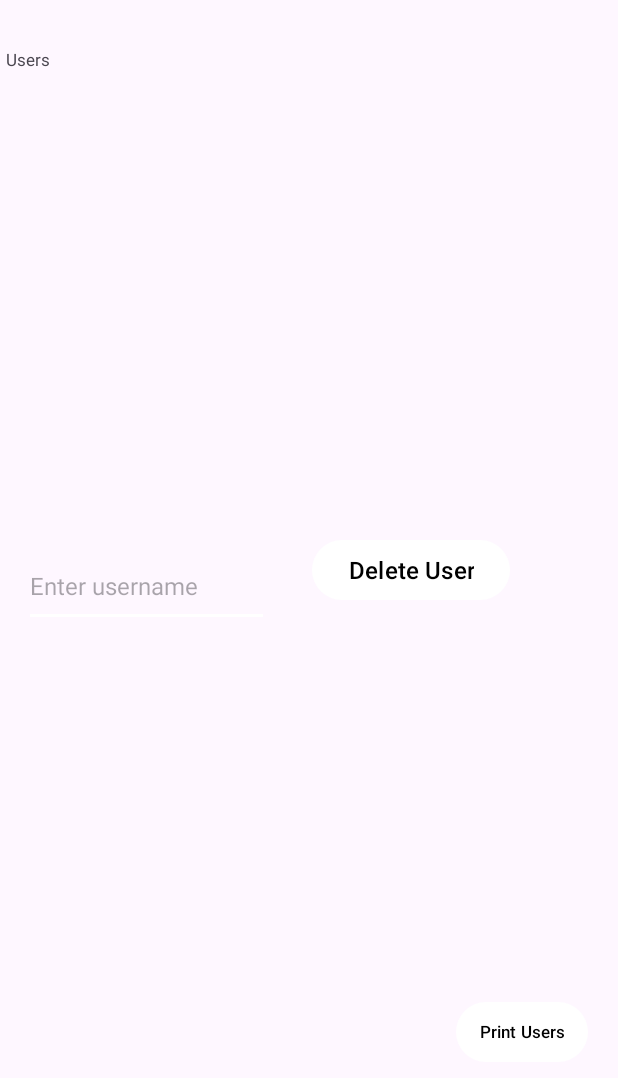
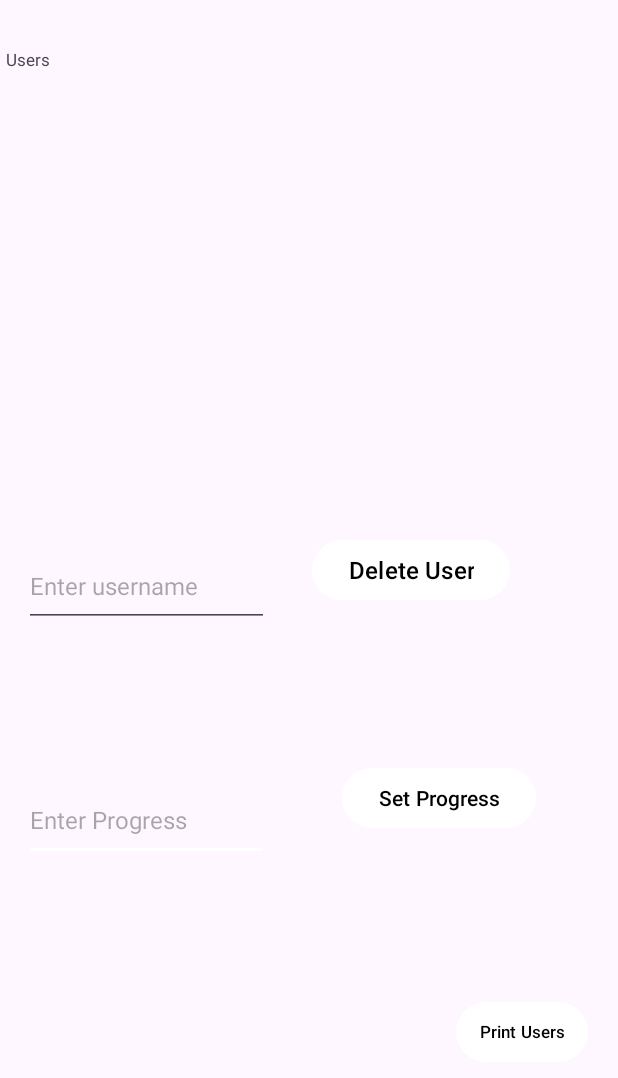
Before and after one commit to w-augustin/Signify, an Android app built with Jetpack Compose: the screen it shows after launch (DebugActivity), after a tap on "Debug", on a phone screen of 412 x 824 dp. Shown: the top 1078 px of the screen. Run offline under Robolectric (Android 15) with nearby library versions, the phone set to English and light mode, and no system bars.

Commit message:
debug page functions, SM 04/07

```diff
--- a/app/src/main/java/com/example/signifybasic/debug/DebugActivity.kt
+++ b/app/src/main/java/com/example/signifybasic/debug/DebugActivity.kt
@@ -16,6 +16,8 @@ class DebugActivity : AppCompatActivity() {
     private lateinit var usernameInput: EditText
     private lateinit var debugTextView: TextView
     private lateinit var dbHelper: DBHelper
+    private lateinit var setUserProgress : Button
+    private lateinit var textSetUserProg : EditText
 
     override fun onCreate(savedInstanceState: Bundle?) {
         super.onCreate(savedInstanceState)
@@ -27,6 +29,8 @@ class DebugActivity : AppCompatActivity() {
         deleteUserButton = findViewById(R.id.delete_user_button)
         usernameInput = findViewById(R.id.username_input)
         debugTextView = findViewById(R.id.debugTextView)
+        setUserProgress = findViewById(R.id.setUserProgress)
+        textSetUserProg = findViewById(R.id.textSetUserProgress)
 
         // Print all users when the "Print Users" button is pressed
         printUsersButton.setOnClickListener {
@@ -53,5 +57,16 @@ class DebugActivity : AppCompatActivity() {
                 Toast.makeText(this, "User not found", Toast.LENGTH_SHORT).show()
             }
         }
+
+        setUserProgress.setOnClickListener {
+            val username = usernameInput.text.toString().trim()
+            var userProg = textSetUserProg.text.toString().trim()
+            var userProgStr = userProg.toInt()
+            if (username.isEmpty()) {
+                Toast.makeText(this, "Please enter a username", Toast.LENGTH_SHORT).show()
+                return@setOnClickListener
+            }
+            dbHelper.changeUserProgress(username,userProgStr)
+        }
     }
 }
--- a/app/src/main/java/com/example/signifybasic/features/auth/MainActivity.kt
+++ b/app/src/main/java/com/example/signifybasic/features/auth/MainActivity.kt
@@ -35,7 +35,8 @@ class MainActivity : AppCompatActivity() {
             v.setPadding(systemBars.left, systemBars.top, systemBars.right, systemBars.bottom)
             insets
         }
-
+        val context = this
+        context.deleteDatabase("SignifyDB")
         val dbHelper = DBHelper(this)
 
         // Check if the admin user already exists before inserting
--- a/app/src/main/res/layout/debug.xml
+++ b/app/src/main/res/layout/debug.xml
@@ -4,6 +4,18 @@
     android:id="@+id/linearLayout"
     android:layout_width="match_parent"
     android:layout_height="match_parent">
+
+    <EditText
+        android:id="@+id/textSetUserProgress"
+        android:layout_width="163dp"
+        android:layout_height="54dp"
+        android:layout_marginStart="16dp"
+        android:layout_marginTop="520dp"
+        android:hint="Enter Progress"
+        android:inputType="text"
+        android:textSize="16sp"
+        app:layout_constraintStart_toStartOf="parent"
+        app:layout_constraintTop_toTopOf="parent" />
 
     <Button
         android:id="@+id/print_users_button"
@@ -54,4 +66,15 @@
         app:layout_constraintStart_toStartOf="parent"
         app:layout_constraintTop_toTopOf="parent" />
 
+    <Button
+        android:id="@+id/setUserProgress"
+        android:layout_width="wrap_content"
+        android:layout_height="wrap_content"
+        android:layout_marginStart="228dp"
+        android:layout_marginTop="104dp"
+        android:text="Set Progress"
+        android:textColor="@color/black"
+        app:layout_constraintStart_toStartOf="parent"
+        app:layout_constraintTop_toBottomOf="@id/delete_user_button" />
+
 </androidx.constraintlayout.widget.ConstraintLayout>
```
Also changed, not shown: app/src/main/java/com/example/signifybasic/database/DBHelper.kt (+48 -8 lines), app/src/main/java/com/example/signifybasic/database/SignLanguageCrud.kt (+4 -4 lines).
